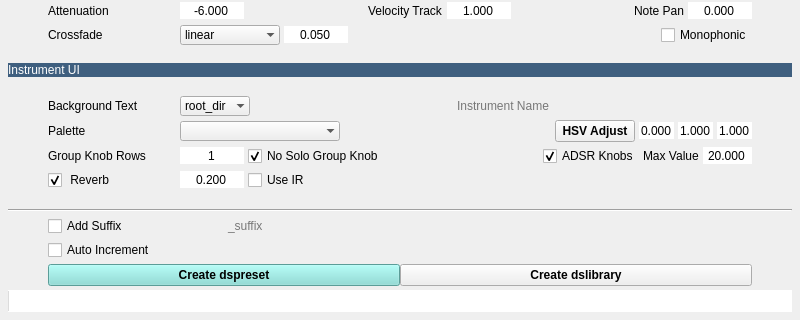
Qt form tools/UI/smp_to_ds.ui (robotmitchum/sample_tools) before a commit; both pictures show x 0 to 800 and y 456 to 776 of the 800 by 776 pixel window.
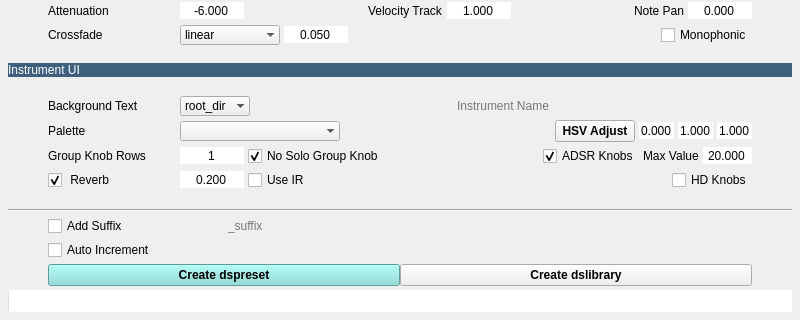
The same form after that commit.

Commit message: - overhauled UI generation and design, knobs are now rendered as animated atlases

Patch:
```diff
--- a/tools/UI/smp_to_ds.ui
+++ b/tools/UI/smp_to_ds.ui
@@ -3425,6 +3425,33 @@
         </property>
        </spacer>
       </item>
+      <item>
+       <widget class="QCheckBox" name="hd_knobs_cb">
+        <property name="toolTip">
+         <string>Render knob atlases with double definition
+A bit longer to render and leads to image strips up to 8K</string>
+        </property>
+        <property name="text">
+         <string>HD Knobs</string>
+        </property>
+       </widget>
+      </item>
+      <item>
+       <spacer name="horizontalSpacer_31">
+        <property name="orientation">
+         <enum>Qt::Horizontal</enum>
+        </property>
+        <property name="sizeType">
+         <enum>QSizePolicy::Fixed</enum>
+        </property>
+        <property name="sizeHint" stdset="0">
+         <size>
+          <width>40</width>
+          <height>20</height>
+         </size>
+        </property>
+       </spacer>
+      </item>
      </layout>
     </item>
     <item>
```
The commit also changes 20 other files.
